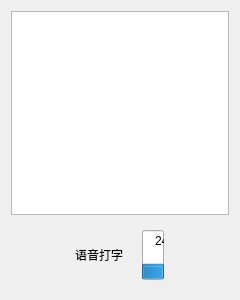
Above: EasyPointer/DialogRecord.ui from wlffeng2008/EasyPointer before the change. Below: the same form after it.
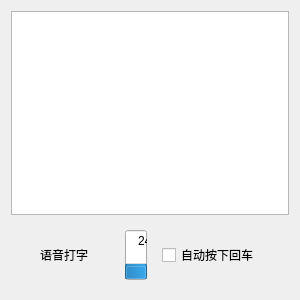
That is the form after the change. Icons and pictures are not drawn.

Patch:
```diff
--- a/EasyPointer/DialogRecord.ui
+++ b/EasyPointer/DialogRecord.ui
@@ -6,7 +6,7 @@
    <rect>
     <x>0</x>
     <y>0</y>
-    <width>240</width>
+    <width>300</width>
     <height>300</height>
    </rect>
   </property>
@@ -20,6 +20,9 @@
    <item alignment="Qt::AlignmentFlag::AlignHCenter">
     <widget class="QFrame" name="frameBm">
      <layout class="QHBoxLayout" name="horizontalLayout">
+      <property name="spacing">
+       <number>15</number>
+      </property>
       <item>
        <widget class="QLabel" name="label">
         <property name="text">
@@ -53,6 +56,13 @@
         </property>
        </widget>
       </item>
+      <item>
+       <widget class="QCheckBox" name="checkBox">
+        <property name="text">
+         <string>自动按下回车</string>
+        </property>
+       </widget>
+      </item>
      </layout>
     </widget>
    </item>
```
